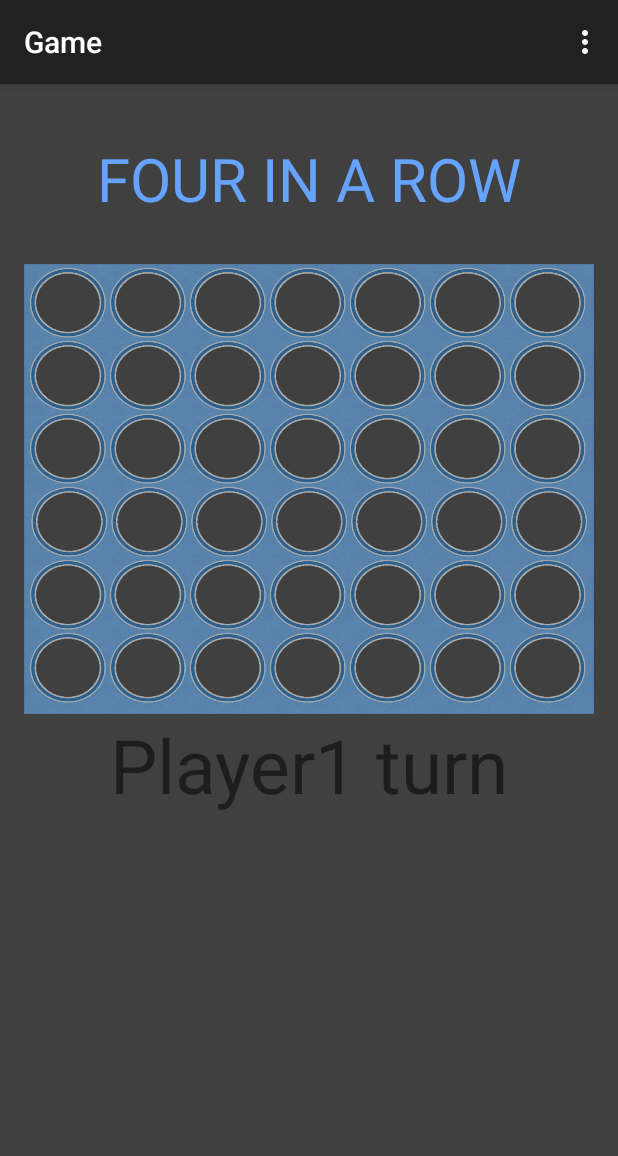
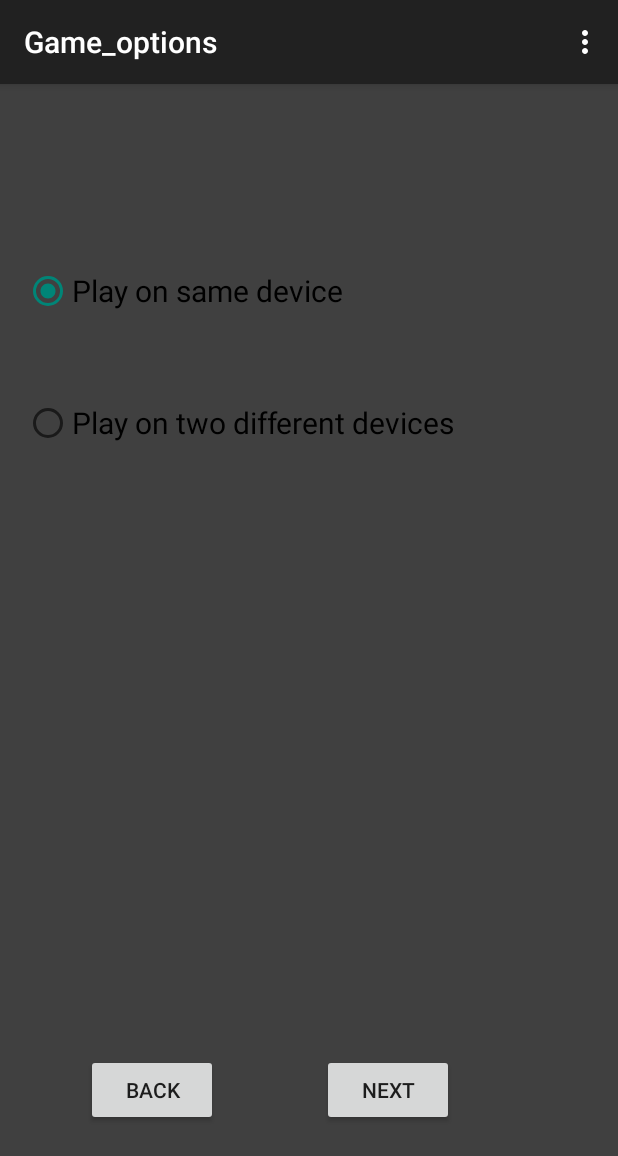
Before and after one commit to idanbe/Four-in-a-row, an Android app: the screen it shows after launch (Game before the commit, Game_options after it), after a tap on "TWO PLAYERS", on a phone screen of 412 x 824 dp. Shown: the top 1156 px of the screen. Run offline under Robolectric (Android 15) with nearby library versions, the phone set to English and light mode, and no system bars.

Commit message:
add 2 new activity
game options:
1 phone, 2 phone
names of players

```diff
--- /dev/null
+++ b/Game_4_in_a_row/app/src/main/java/com/example/administrator/game_4_in_a_row/Game_options.java
@@ -0,0 +1,95 @@
+package com.example.administrator.game_4_in_a_row;
+
+import android.content.Intent;
+import android.support.v7.app.AppCompatActivity;
+import android.os.Bundle;
+import android.util.Log;
+import android.view.Menu;
+import android.view.MenuItem;
+import android.view.View;
+import android.widget.Button;
+import android.widget.RadioButton;
+import android.widget.RadioGroup;
+import android.widget.Toast;
+
+public class Game_options extends AppCompatActivity {
+
+    private Intent intent;
+    private Button next_button,back_button;
+    private RadioButton r1,r2,radioButton_select;
+    private int selectedId;
+    private RadioGroup radioType;
+    static final String gameType_key ="key3";
+    private String str;
+
+
+
+
+    @Override
+    protected void onCreate(Bundle savedInstanceState) {
+        super.onCreate(savedInstanceState);
+        setContentView(R.layout.activity_game_options);
+
+
+        back_button = (Button)findViewById(R.id.button_back_gameOp);
+        next_button = (Button)findViewById(R.id.button_next_gameOp);
+        r1 =(RadioButton)findViewById(R.id.radioButton_sameDvice);
+        r2 =(RadioButton)findViewById(R.id.radioButton_different);
+        radioType = (RadioGroup) findViewById(R.id.radioType);
+
+
+
+
+        //
+        next_button.setOnClickListener(new View.OnClickListener() {
+            @Override
+            public void onClick(View v) {
+
+                // get selected radio button from radioGroup
+                 selectedId = radioType.getCheckedRadioButtonId();
+                // find the radiobutton by returned id
+                 radioButton_select = (RadioButton) findViewById(selectedId);
+                Log.d("chose3434",radioButton_select.getText().toString());
+
+                intent = new Intent(v.getContext(), Names.class);
+                startActivity(intent);
+            }
+        });
+
+
+        back_button.setOnClickListener(new View.OnClickListener() {
+            @Override
+            public void onClick(View v) {
+                intent = new Intent(v.getContext(), MainActivity.class);
+                startActivity(intent);
+            }
+        });
+
+
+
+
+
+    }
+
+    @Override
+    public boolean onCreateOptionsMenu(Menu menu) {
+        // Inflate the menu; this adds items to the action bar if it is present.
+        getMenuInflater().inflate(R.menu.menu_game_options, menu);
+        return true;
+    }
+
+    @Override
+    public boolean onOptionsItemSelected(MenuItem item) {
+        // Handle action bar item clicks here. The action bar will
+        // automatically handle clicks on the Home/Up button, so long
+        // as you specify a parent activity in AndroidManifest.xml.
+        int id = item.getItemId();
+
+        //noinspection SimplifiableIfStatement
+        if (id == R.id.action_settings) {
+            return true;
+        }
+
+        return super.onOptionsItemSelected(item);
+    }
+}
--- a/Game_4_in_a_row/app/src/main/java/com/example/administrator/game_4_in_a_row/MainActivity.java
+++ b/Game_4_in_a_row/app/src/main/java/com/example/administrator/game_4_in_a_row/MainActivity.java
@@ -35,7 +35,7 @@ public class MainActivity extends AppCompatActivity {
             @Override
             public void onClick(View v) {
                 Log.d("debug","single player");
-                intent = new Intent(v.getContext(), Game.class);
+                intent = new Intent(v.getContext(), Names.class);
                 startActivity(intent);
 
 
@@ -47,7 +47,7 @@ public class MainActivity extends AppCompatActivity {
             @Override
             public void onClick(View v) {
                 Log.d("debug","two players");
-                intent = new Intent(v.getContext(), Game.class);
+                intent = new Intent(v.getContext(), Game_options.class);
                 startActivity(intent);
 
             }
--- a/Game_4_in_a_row/app/src/main/java/com/example/administrator/game_4_in_a_row/Tables.java
+++ b/Game_4_in_a_row/app/src/main/java/com/example/administrator/game_4_in_a_row/Tables.java
@@ -3,7 +3,7 @@ package com.example.administrator.game_4_in_a_row;
 import android.provider.BaseColumns;
 
 /**
- * Created by AviramAlkobi on 14/02/2016.
+ * Created by AviramAlkobi gay on 14/02/2016.
  */
 public class Tables {
 
--- a/Game_4_in_a_row/app/src/main/res/layout/activity_game.xml
+++ b/Game_4_in_a_row/app/src/main/res/layout/activity_game.xml
@@ -38,7 +38,7 @@
         android:layout_width="wrap_content"
         android:layout_height="wrap_content"
         android:id="@+id/text_player_turn"
-        android:textSize="50dp"
+        android:textSize="30dp"
         android:layout_below="@id/view"
         android:layout_alignParentBottom="true"
         android:layout_centerHorizontal="true" />
--- /dev/null
+++ b/Game_4_in_a_row/app/src/main/res/layout/activity_game_options.xml
@@ -0,0 +1,61 @@
+<RelativeLayout xmlns:android="http://schemas.android.com/apk/res/android"
+    xmlns:tools="http://schemas.android.com/tools" android:layout_width="match_parent"
+    android:layout_height="match_parent" android:paddingLeft="@dimen/activity_horizontal_margin"
+    android:paddingRight="@dimen/activity_horizontal_margin"
+    android:paddingTop="@dimen/activity_vertical_margin"
+    android:paddingBottom="@dimen/activity_vertical_margin"
+    android:background="#404040"
+    tools:context="com.example.administrator.game_4_in_a_row.Game_options">
+
+
+    <RadioGroup
+        android:id="@+id/radioType"
+        android:layout_width="wrap_content"
+        android:layout_height="wrap_content" >
+
+    <RadioButton
+        android:layout_width="wrap_content"
+        android:layout_height="wrap_content"
+        android:text="Play on same device"
+        android:textSize="20dp"
+        android:id="@+id/radioButton_sameDvice"
+        android:layout_marginTop="106dp"
+        android:checked="true"
+        android:layout_alignParentTop="true"
+        android:layout_alignLeft="@+id/radioButton_different"
+        android:layout_alignStart="@+id/radioButton_different" />
+
+    <RadioButton
+        android:layout_width="wrap_content"
+        android:layout_height="wrap_content"
+        android:text="Play on two different devices"
+        android:textSize="20dp"
+        android:id="@+id/radioButton_different"
+        android:checked="false"
+        android:layout_below="@+id/radioButton_sameDvice"
+        android:layout_centerHorizontal="true"
+        android:layout_marginTop="56dp" />
+
+
+    </RadioGroup>
+    <Button
+        android:layout_width="wrap_content"
+        android:layout_height="wrap_content"
+        android:text="Next"
+        android:id="@+id/button_next_gameOp"
+        android:layout_marginBottom="57dp"
+        android:layout_alignParentBottom="true"
+        android:layout_alignRight="@+id/radioType"
+        android:layout_alignEnd="@+id/radioType" />
+
+    <Button
+        android:layout_width="wrap_content"
+        android:layout_height="wrap_content"
+        android:text="Back"
+        android:id="@+id/button_back_gameOp"
+        android:layout_alignTop="@+id/button_next_gameOp"
+        android:layout_alignParentLeft="true"
+        android:layout_alignParentStart="true"
+        android:layout_marginLeft="41dp"
+        android:layout_marginStart="41dp" />
+</RelativeLayout>
--- /dev/null
+++ b/Game_4_in_a_row/app/src/main/res/menu/menu_game_options.xml
@@ -0,0 +1,7 @@
+<menu xmlns:android="http://schemas.android.com/apk/res/android"
+    xmlns:app="http://schemas.android.com/apk/res-auto"
+    xmlns:tools="http://schemas.android.com/tools"
+    tools:context="com.example.administrator.game_4_in_a_row.Game_options">
+    <item android:id="@+id/action_settings" android:title="@string/action_settings"
+        android:orderInCategory="100" app:showAsAction="never" />
+</menu>
--- a/Game_4_in_a_row/app/src/main/res/values/strings.xml
+++ b/Game_4_in_a_row/app/src/main/res/values/strings.xml
@@ -18,5 +18,7 @@
     <string name="title_activity_history_row">HistoryRow</string>
 
     <string name="hello_world">Hello world!</string>
+    <string name="title_activity_names">names</string>
+    <string name="title_activity_game_options">Game_options</string>
 
 </resources>
```
Also changed, not shown: Game_4_in_a_row/app/src/main/AndroidManifest.xml (+8 -0 lines), Game_4_in_a_row/app/src/main/java/com/example/administrator/game_4_in_a_row/Game.java (+36 -6 lines), Game_4_in_a_row/app/src/main/java/com/example/administrator/game_4_in_a_row/InputFilterMinMax.java (added, +39 -0 lines), Game_4_in_a_row/app/src/main/java/com/example/administrator/game_4_in_a_row/Names.java (added, +81 -0 lines), Game_4_in_a_row/app/src/main/res/layout/activity_names.xml (added, +55 -0 lines), Game_4_in_a_row/app/src/main/res/menu/menu_names.xml (added, +7 -0 lines).
